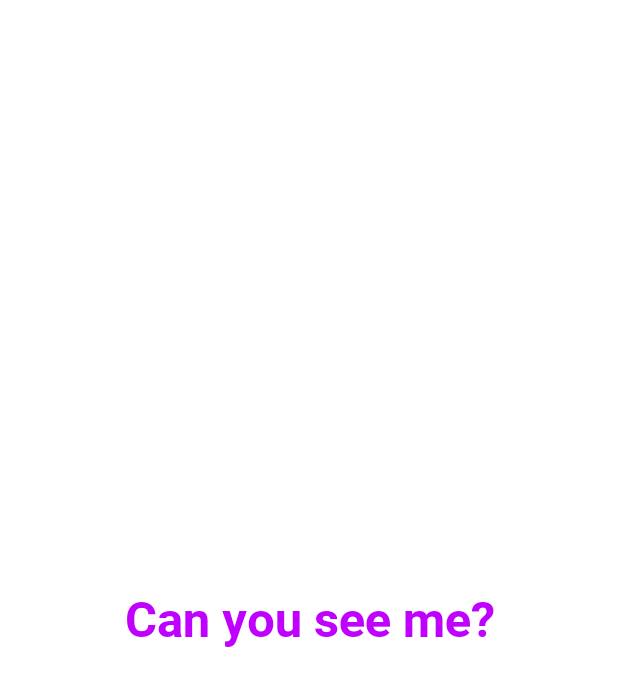
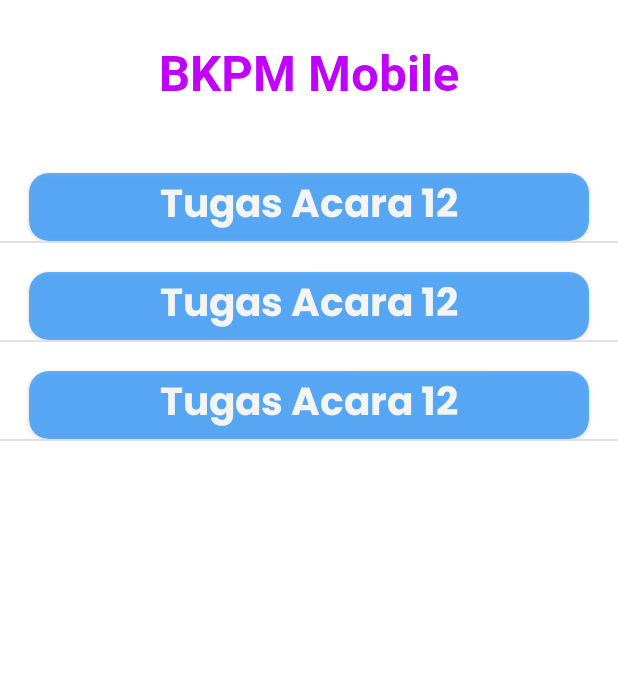
Before and after one commit to haqiachd/tugas-bkpm, an Android app: the layout fragment_home.xml on its own in the app's theme, with its tools: preview values and no code run, on a phone screen of 412 x 824 dp. Shown: the top 686 px of the screen. Run offline under Robolectric (Android 15) with nearby library versions, the phone set to English and light mode, and no system bars.

Commit message:
add minggu 4

```diff
--- a/app/build.gradle
+++ b/app/build.gradle
@@ -60,6 +60,7 @@ dependencies {
     // design
     implementation 'com.intuit.sdp:sdp-android:1.1.0'
     implementation 'com.intuit.ssp:ssp-android:1.1.0'
+    implementation 'com.github.bumptech.glide:glide:4.16.0'
 
     // test
     implementation 'androidx.constraintlayout:constraintlayout:2.1.4'
--- a/app/src/main/java/com/polije/sem3/SplashScreen.java
+++ b/app/src/main/java/com/polije/sem3/SplashScreen.java
@@ -21,7 +21,7 @@ public class SplashScreen extends AppCompatActivity {
                     startActivity(new Intent(SplashScreen.this, MainActivity.class));
                     finish();
                 },
-                3000L
+                1000L
         );
     }
 
--- a/app/src/main/res/layout/fragment_home.xml
+++ b/app/src/main/res/layout/fragment_home.xml
@@ -3,16 +3,47 @@
     xmlns:tools="http://schemas.android.com/tools"
     android:layout_width="match_parent"
     android:layout_height="match_parent"
-    tools:context=".menu.HomeFragment">
+    xmlns:app="http://schemas.android.com/apk/res-auto"
+    tools:context=".menu.HomeFragment"
+    android:background="@color/white">
 
-    <com.google.android.material.textview.MaterialTextView
+    <ScrollView
         android:layout_width="match_parent"
         android:layout_height="match_parent"
-        android:gravity="center"
-        android:fontFamily="@font/roboto_bold"
-        android:text="@string/main_activity_text"
-        android:textSize="@dimen/_25sdp"
-        android:textColor="@color/electric_purple"
-        />
+        android:background="@color/white"
+        >
+
+        <androidx.constraintlayout.widget.ConstraintLayout
+            android:layout_width="match_parent"
+            android:layout_height="wrap_content"
+            >
+
+            <com.google.android.material.textview.MaterialTextView
+                android:id="@+id/home_title"
+                android:layout_width="match_parent"
+                android:layout_height="wrap_content"
+                android:layout_marginTop="@dimen/_20sdp"
+                android:fontFamily="@font/roboto_bold"
+                android:text="BKPM Mobile"
+                android:textAlignment="center"
+                android:textSize="@dimen/_25sdp"
+                android:textColor="@color/electric_purple"
+                app:layout_constraintTop_toTopOf="parent"
+                />
+
+            <ListView
+                android:id="@+id/home_list"
+                android:layout_width="match_parent"
+                android:layout_height="@dimen/_200sdp"
+                android:layout_marginTop="@dimen/_20sdp"
+                app:layout_constraintBottom_toBottomOf="parent"
+                app:layout_constraintTop_toBottomOf="@id/home_title"
+                tools:ignore="NestedScrolling"
+                tools:listitem="@layout/item_home_tugas"
+                />
+
+        </androidx.constraintlayout.widget.ConstraintLayout>
+
+    </ScrollView>
 
 </FrameLayout>
--- /dev/null
+++ b/app/src/main/res/layout/item_home_tugas.xml
@@ -0,0 +1,36 @@
+<?xml version="1.0" encoding="utf-8"?>
+<androidx.constraintlayout.widget.ConstraintLayout
+    xmlns:android="http://schemas.android.com/apk/res/android"
+    android:layout_width="match_parent"
+    android:layout_height="wrap_content"
+    xmlns:app="http://schemas.android.com/apk/res-auto"
+    >
+
+    <androidx.cardview.widget.CardView
+        android:id="@+id/iht_card"
+        android:layout_width="match_parent"
+        android:layout_height="wrap_content"
+        android:layout_marginTop="@dimen/_15sdp"
+        android:layout_marginStart="@dimen/_15sdp"
+        android:layout_marginEnd="@dimen/_15sdp"
+        app:cardBackgroundColor="@color/dogerblue"
+        android:alpha="0.7"
+        app:layout_constraintTop_toTopOf="parent"
+        android:elevation="@dimen/_10sdp"
+        app:cardCornerRadius="@dimen/_10sdp"
+        >
+
+        <TextView
+            android:id="@+id/iht_title"
+            android:layout_width="match_parent"
+            android:layout_height="match_parent"
+            android:text="Tugas Acara 12"
+            android:fontFamily="@font/poppins_bold"
+            android:textSize="@dimen/_20sdp"
+            android:textColor="@color/white"
+            android:textAlignment="center"
+            />
+
+    </androidx.cardview.widget.CardView>
+
+</androidx.constraintlayout.widget.ConstraintLayout>
--- a/app/src/main/res/values/strings.xml
+++ b/app/src/main/res/values/strings.xml
@@ -5,4 +5,10 @@
 
     <string name="hello_blank_fragment">Hello blank fragment</string>
     <string name="main_activity_text">Can you see me?</string>
+
+    <array name="spiner_ary">
+        <item>Item 1</item>
+        <item>Item 2</item>
+        <item>Item 3</item>
+    </array>
 </resources>
--- a/app/src/main/res/values/themes.xml
+++ b/app/src/main/res/values/themes.xml
@@ -10,7 +10,7 @@
         <item name="colorSecondaryVariant">@color/teal_700</item>
         <item name="colorOnSecondary">@color/white</item>
         <!-- Status bar color. -->
-        <item name="android:statusBarColor">@color/white</item>
+        <item name="android:statusBarColor">@color/black</item>
         <!-- Customize your theme here. -->
     </style>
 </resources>
```
Also changed, not shown: app/src/main/AndroidManifest.xml (+14 -0 lines), app/src/main/java/com/polije/sem3/adapter/ItemTugasAdapter.java (added, +56 -0 lines), app/src/main/java/com/polije/sem3/adapter/LapanganAdapter.java (added, +79 -0 lines), app/src/main/java/com/polije/sem3/data/model/ItemLapangan.java (added, +25 -0 lines), app/src/main/java/com/polije/sem3/data/model/ItemTugasModel.java (added, +32 -0 lines), app/src/main/java/com/polije/sem3/menu/HomeFragment.java (+47 -0 lines), app/src/main/java/com/polije/sem3/min4/Acara12.java (added, +68 -0 lines), app/src/main/java/com/polije/sem3/min4/LapanganTest.java (added, +51 -0 lines), app/src/main/res/drawable/sel_iht.xml (added, +18 -0 lines), app/src/main/res/layout/activity_acara12.xml (added, +30 -0 lines), app/src/main/res/layout/activity_lapangan_test.xml (added, +36 -0 lines), app/src/main/res/layout/item_lapangan.xml (added, +61 -0 lines), app/src/main/res/drawable-v24/img_venue_1.png (added), 1 other file.
